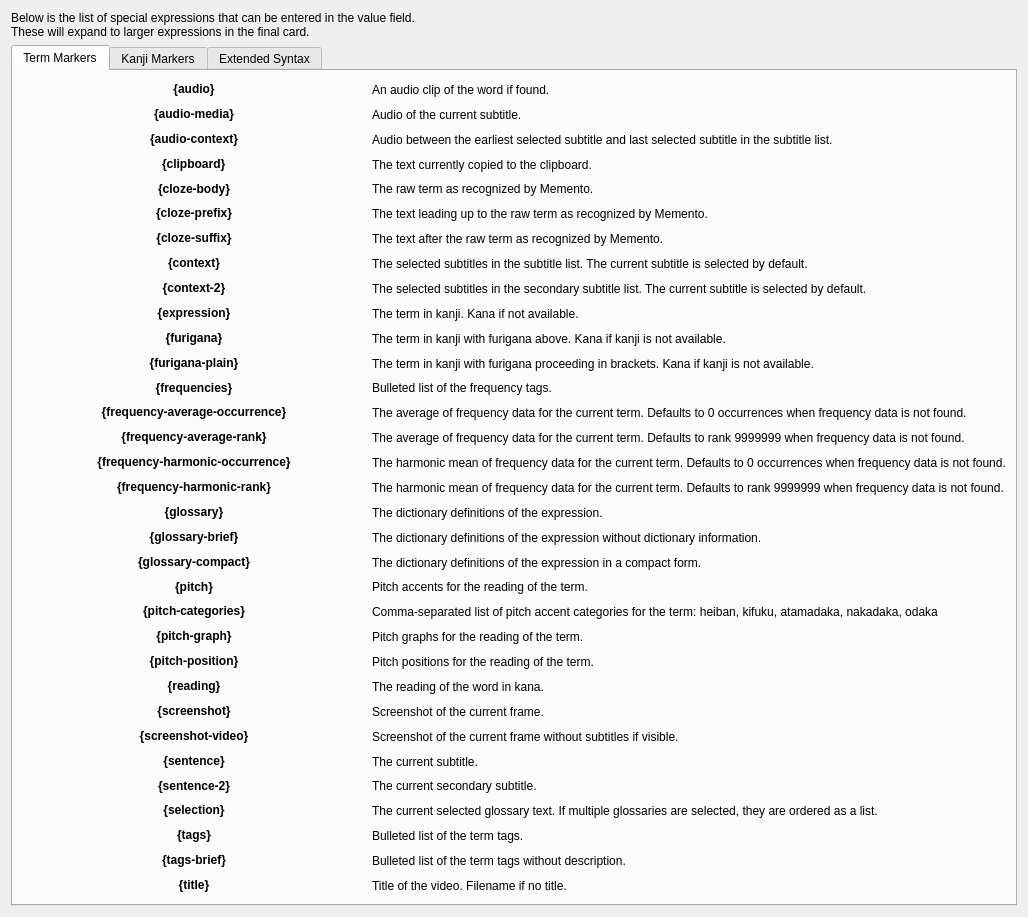
First picture: the form in src/gui/widgets/settings/ankisettingshelp.ui, repository ripose-jp/Memento, before the edit.
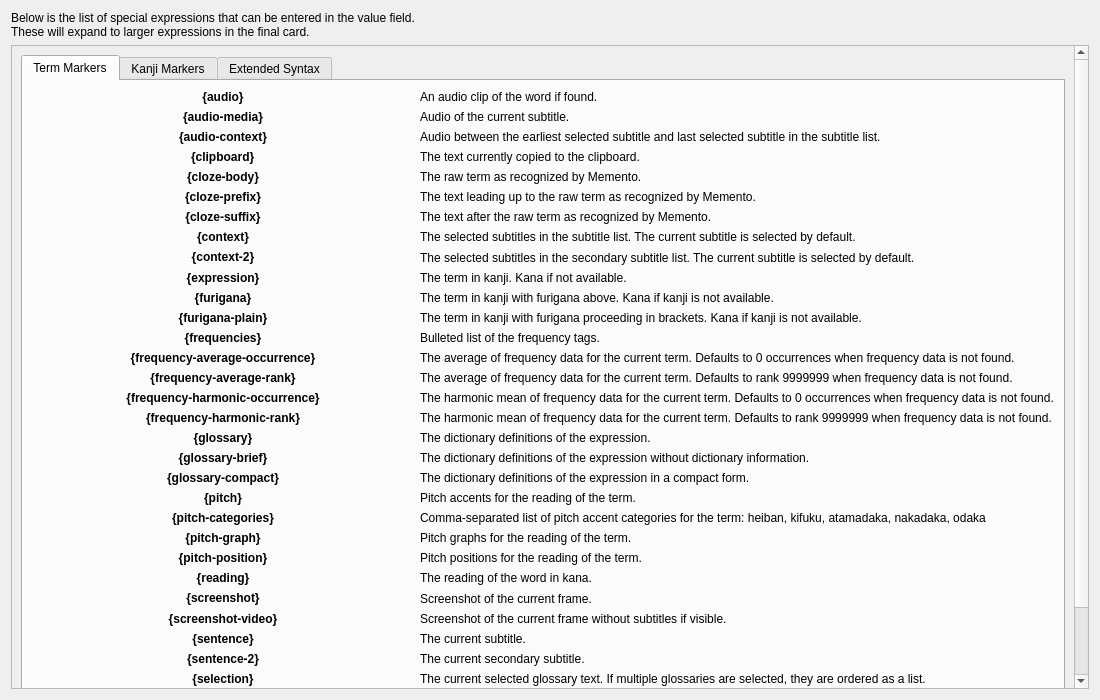
Second picture: the form after the edit.

Commit message:
src/gui/widgets/settings/ankisettingshelp: make scrollable
This appear too large on a 13-inch Macbook, so making it scrollable
makes sense.

The edit to the form file:
```diff
--- a/src/gui/widgets/settings/ankisettingshelp.ui
+++ b/src/gui/widgets/settings/ankisettingshelp.ui
@@ -6,8 +6,8 @@
    <rect>
     <x>0</x>
     <y>0</y>
-    <width>1028</width>
-    <height>917</height>
+    <width>1100</width>
+    <height>700</height>
    </rect>
   </property>
   <property name="sizePolicy">
@@ -32,6 +32,21 @@
     </widget>
    </item>
    <item>
+    <widget class="QScrollArea" name="scrollArea">
+     <property name="widgetResizable">
+      <bool>true</bool>
+     </property>
+     <widget class="QWidget" name="scrollAreaWidgetContents">
+      <property name="geometry">
+       <rect>
+        <x>0</x>
+        <y>0</y>
+        <width>1074</width>
+        <height>869</height>
+       </rect>
+      </property>
+      <layout class="QVBoxLayout" name="verticalLayout_4">
+       <item>
     <widget class="QTabWidget" name="tabWidget">
      <property name="currentIndex">
       <number>0</number>
@@ -1613,6 +1628,10 @@
           </size>
          </property>
         </spacer>
+           </item>
+          </layout>
+         </widget>
+        </widget>
        </item>
       </layout>
      </widget>
```
Left out of the diff: 6 changed lines with no effect on the pictures. Lines whose indentation alone changed are shown as unchanged.
